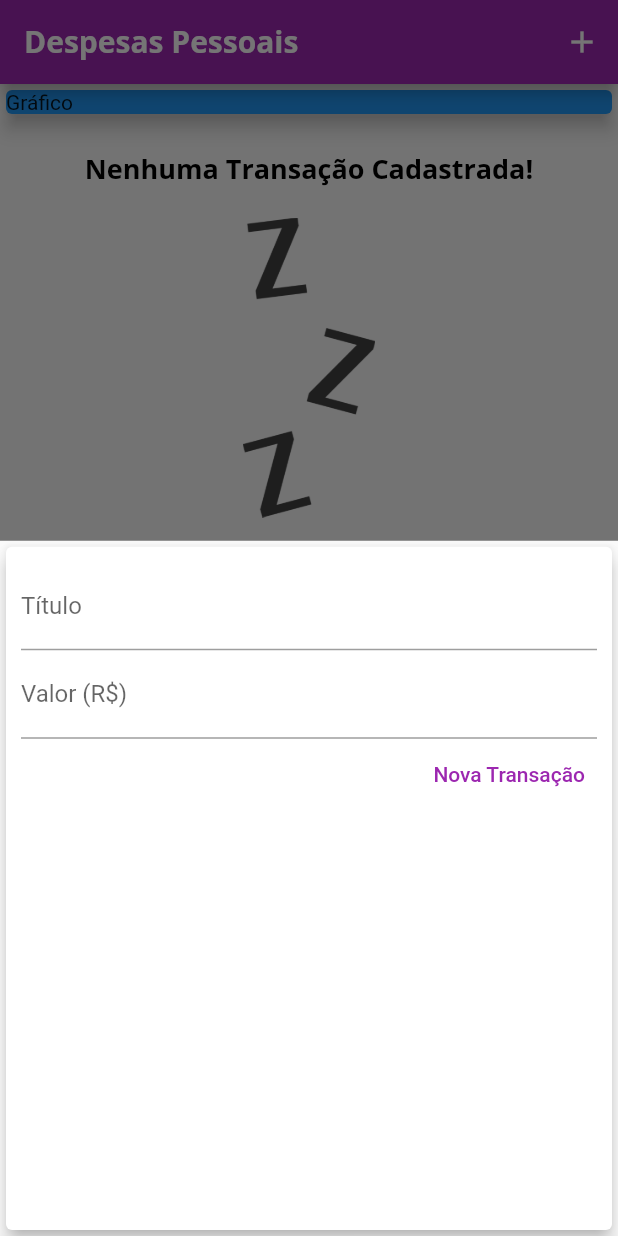
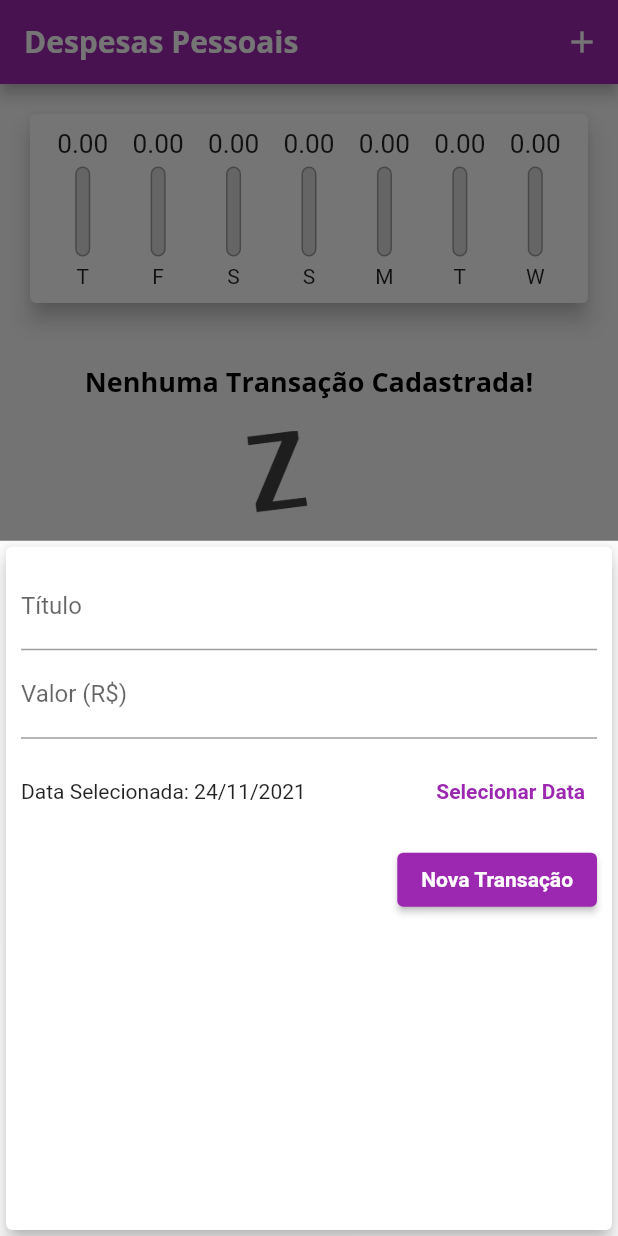
Before and after one commit to arthurfp/MyExpenses-Flutter, a Flutter app: the screen it shows after launch, after a tap on the "add" icon, on a phone screen of 412 x 824 dp. Run offline on Flutter 3.47's test engine with Material 2 defaults, Android fonts, the phone set to English and light mode, and no system bars.

```diff
--- /dev/null
+++ b/lib/components/chart.dart
@@ -0,0 +1,67 @@
+import 'package:flutter/material.dart';
+import 'package:intl/intl.dart';
+import '../models/transaction.dart';
+import 'chart_bar.dart';
+
+class Chart extends StatelessWidget {
+  final List<Transaction> recentTransaction;
+
+  const Chart(this.recentTransaction, {Key? key}) : super(key: key);
+
+  List<Map<String, Object>> get groupedTransactions {
+    return List.generate(7, (index) {
+      final weekDay = DateTime.now().subtract(
+        Duration(days: index),
+      );
+
+      double totalSum = 0.0;
+
+      for (var i = 0; i < recentTransaction.length; i++) {
+        bool sameDay = recentTransaction[i].date.day == weekDay.day;
+        bool sameMonth = recentTransaction[i].date.month == weekDay.month;
+        bool sameYear = recentTransaction[i].date.year == weekDay.year;
+
+        if (sameDay && sameMonth && sameYear) {
+          totalSum += recentTransaction[i].value;
+        }
+      }
+
+      return {
+        'day': DateFormat.E().format(weekDay)[0],
+        'value': totalSum,
+      };
+    }).reversed.toList();
+  }
+
+  double get _weekTotalValue {
+    return groupedTransactions.fold(0.0, (sum, tr) {
+      return sum + (tr['value'] as double);
+    });
+  }
+
+  @override
+  Widget build(BuildContext context) {
+    return Card(
+      elevation: 6,
+      margin: const EdgeInsets.all(20),
+      child: Padding(
+        padding: const EdgeInsets.all(10),
+        child: Row(
+          mainAxisAlignment: MainAxisAlignment.spaceAround,
+          children: groupedTransactions.map((tr) {
+            return Flexible(
+              fit: FlexFit.tight,
+              child: ChartBar(
+                label: tr['day'] as String,
+                value: tr['value'] as double,
+                percentage: _weekTotalValue == 0
+                    ? 0
+                    : (tr['value'] as double) / _weekTotalValue,
+              ),
+            );
+          }).toList(),
+        ),
+      ),
+    );
+  }
+}
--- /dev/null
+++ b/lib/components/chart_bar.dart
@@ -0,0 +1,59 @@
+import 'package:flutter/material.dart';
+
+class ChartBar extends StatelessWidget {
+  final String? label;
+  final double? value;
+  final double? percentage;
+
+  const ChartBar({
+    this.label,
+    this.value,
+    this.percentage,
+    Key? key,
+  }) : super(key: key);
+
+  @override
+  Widget build(BuildContext context) {
+    return Column(
+      children: [
+        SizedBox(
+          height: 20,
+          child: FittedBox(
+            child: Text('${value!.toStringAsFixed(2)}'),
+          ),
+        ),
+        const SizedBox(height: 5),
+        SizedBox(
+          height: 60,
+          width: 10,
+          child: Stack(
+            alignment: Alignment.bottomCenter,
+            children: <Widget>[
+              Container(
+                decoration: BoxDecoration(
+                  border: Border.all(
+                    color: Colors.grey,
+                    width: 1.0,
+                  ),
+                  color: const Color.fromRGBO(220, 220, 220, 1),
+                  borderRadius: BorderRadius.circular(5),
+                ),
+              ),
+              FractionallySizedBox(
+                heightFactor: percentage,
+                child: Container(
+                  decoration: BoxDecoration(
+                    color: Theme.of(context).colorScheme.primary,
+                    borderRadius: BorderRadius.circular(5),
+                  ),
+                ),
+              ),
+            ],
+          ),
+        ),
+        const SizedBox(height: 5),
+        Text(label!),
+      ],
+    );
+  }
+}
--- a/lib/components/transaction_form.dart
+++ b/lib/components/transaction_form.dart
@@ -1,7 +1,8 @@
 import 'package:flutter/material.dart';
+import 'package:intl/intl.dart';
 
 class TransactionForm extends StatefulWidget {
-  final void Function(String, double) onSubmit;
+  final void Function(String, double, DateTime) onSubmit;
 
   const TransactionForm(this.onSubmit, {Key? key}) : super(key: key);
 
@@ -10,19 +11,36 @@ class TransactionForm extends StatefulWidget {
 }
 
 class _TransactionFormState extends State<TransactionForm> {
-  final titleController = TextEditingController();
-
-  final valueController = TextEditingController();
+  final _titleController = TextEditingController();
+  final _valueController = TextEditingController();
+  DateTime? _selectedDate = DateTime.now();
 
   _submitForm() {
-    final title = titleController.text;
-    final value = double.tryParse(valueController.text) ?? 0;
+    final title = _titleController.text;
+    final value = double.tryParse(_valueController.text) ?? 0;
 
-    if (title.isEmpty || value <= 0) {
+    if (title.isEmpty || value <= 0 || _selectedDate == null) {
       return;
     }
 
-    widget.onSubmit(title, value);
+    widget.onSubmit(title, value, _selectedDate!);
+  }
+
+  _showDatePicker() {
+    showDatePicker(
+      context: context,
+      initialDate: DateTime.now(),
+      firstDate: DateTime(2019),
+      lastDate: DateTime.now(),
+    ).then((pickedDate) {
+      if (pickedDate == null) {
+        return;
+      }
+
+      setState(() {
+        _selectedDate = pickedDate;
+      });
+    });
   }
 
   @override
@@ -34,14 +52,14 @@ class _TransactionFormState extends State<TransactionForm> {
         child: Column(
           children: [
             TextField(
-              controller: titleController,
+              controller: _titleController,
               onSubmitted: (_) => _submitForm(),
               decoration: const InputDecoration(
                 labelText: 'Título',
               ),
             ),
             TextField(
-              controller: valueController,
+              controller: _valueController,
               keyboardType:
                   const TextInputType.numberWithOptions(decimal: true),
               onSubmitted: (_) => _submitForm(),
@@ -49,18 +67,41 @@ class _TransactionFormState extends State<TransactionForm> {
                 labelText: 'Valor (R\$)',
               ),
             ),
+            SizedBox(
+              height: 70,
+              child: Row(
+                children: <Widget>[
+                  Expanded(
+                    child: Text(
+                      _selectedDate == null
+                          ? 'Nenhuma data selecionada!'
+                          : 'Data Selecionada: ${DateFormat('dd/MM/y').format(_selectedDate!)}',
+                    ),
+                  ),
+                  TextButton(
+                    child: const Text(
+                      'Selecionar Data',
+                      style: TextStyle(
+                        fontWeight: FontWeight.bold,
+                      ),
+                    ),
+                    onPressed: _showDatePicker,
+                  )
+                ],
+              ),
+            ),
             Row(
               mainAxisAlignment: MainAxisAlignment.end,
               children: <Widget>[
-                TextButton(
-                  child: const Text(
+                ElevatedButton(
+                  child: Text(
                     'Nova Transação',
                     style: TextStyle(
-                      color: Colors.purple,
+                      color: Theme.of(context).textTheme.button?.color,
                     ),
                   ),
                   onPressed: _submitForm,
-                )
+                ),
               ],
             ),
           ],
--- a/lib/main.dart
+++ b/lib/main.dart
@@ -3,6 +3,7 @@ import 'package:flutter/material.dart';
 import 'dart:math';
 import 'components/transaction_form.dart';
 import 'components/transaction_list.dart';
+import 'components/chart.dart';
 import 'models/transaction.dart';
 
 main() => runApp(ExpensesApp());
@@ -27,6 +28,10 @@ class ExpensesApp extends StatelessWidget {
             fontWeight: FontWeight.bold,
             color: Colors.black,
           ),
+          button: const TextStyle(
+            color: Colors.white,
+            fontWeight: FontWeight.bold,
+          ),
         ),
         appBarTheme: const AppBarTheme(
           titleTextStyle: TextStyle(
@@ -48,27 +53,22 @@ class MyHomePage extends StatefulWidget {
 }
 
 class _MyHomePageState extends State<MyHomePage> {
-  final List<Transaction> _transactions = [
-    // Transaction(
-    //   id: 't1',
-    //   title: 'Novo Tênis de Corrida',
-    //   value: 310.76,
-    //   date: DateTime.now(),
-    // ),
-    // Transaction(
-    //   id: 't2',
-    //   title: 'Conta de Luz',
-    //   value: 211.30,
-    //   date: DateTime.now(),
-    // ),
-  ];
+  final List<Transaction> _transactions = [];
 
-  _addTransaction(String title, double value) {
+  List<Transaction> get _recentTransactions {
+    return _transactions.where((tr) {
+      return tr.date.isAfter(DateTime.now().subtract(
+        const Duration(days: 7),
+      ));
+    }).toList();
+  }
+
+  _addTransaction(String title, double value, DateTime date) {
     final newTransaction = Transaction(
       id: Random().nextDouble().toString(),
       title: title,
       value: value,
-      date: DateTime.now(),
+      date: date,
     );
 
     setState(() {
@@ -76,6 +76,12 @@ class _MyHomePageState extends State<MyHomePage> {
     });
 
     Navigator.of(context).pop();
+  }
+
+  _removeTransaction(String id) {
+    setState(() {
+      _transactions.removeWhere((tr) => tr.id == id);
+    });
   }
 
   _openTransactionFormModal(BuildContext context) {
@@ -103,14 +109,8 @@ class _MyHomePageState extends State<MyHomePage> {
         child: Column(
           crossAxisAlignment: CrossAxisAlignment.stretch,
           children: [
-            const SizedBox(
-              child: Card(
-                color: Colors.blue,
-                child: Text('Gráfico'),
-                elevation: 5,
-              ),
-            ),
-            TransactionList(_transactions),
+            Chart(_recentTransactions),
+            TransactionList(_transactions, _removeTransaction),
           ],
         ),
       ),
```
Also changed, not shown: lib/components/transaction_list.dart (+25 -29 lines).
